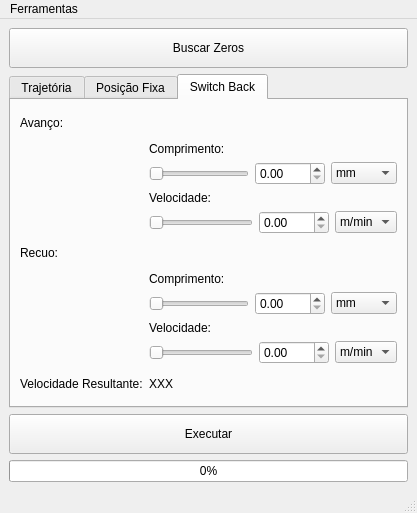
Qt form Source/ui/mainwindow.ui (rafaelppires/weldway) before a commit.
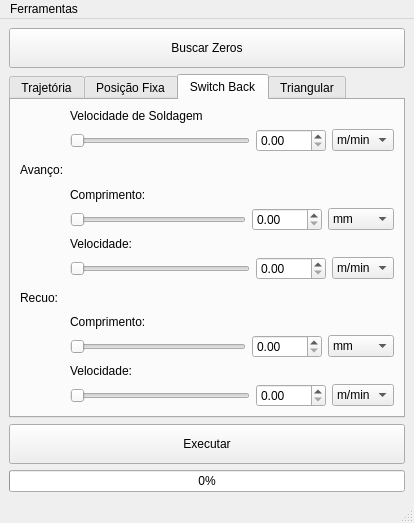
The same form after that commit. The open tabs and pages were chosen to show the change.

Patch:
```diff
--- a/Source/ui/mainwindow.ui
+++ b/Source/ui/mainwindow.ui
@@ -6,8 +6,8 @@
    <rect>
     <x>0</x>
     <y>0</y>
-    <width>417</width>
-    <height>513</height>
+    <width>414</width>
+    <height>523</height>
    </rect>
   </property>
   <property name="windowTitle">
@@ -390,10 +390,10 @@
          <attribute name="title">
           <string>Switch Back</string>
          </attribute>
-         <layout class="QGridLayout" name="gridLayout_10">
+         <layout class="QGridLayout" name="gridLayout_11">
           <item row="0" column="0">
            <layout class="QGridLayout" name="gridLayout_9">
-            <item row="1" column="1">
+            <item row="2" column="1">
              <layout class="QGridLayout" name="gridLayout_5">
               <item row="1" column="0">
                <widget class="QSlider" name="fwLengthSlider">
@@ -459,14 +459,14 @@
               </item>
              </layout>
             </item>
-            <item row="3" column="0">
+            <item row="4" column="0">
              <widget class="QLabel" name="label_6">
               <property name="text">
                <string>Recuo:</string>
               </property>
              </widget>
             </item>
-            <item row="2" column="1">
+            <item row="3" column="1">
              <layout class="QGridLayout" name="gridLayout_8">
               <item row="1" column="1">
                <widget class="QDoubleSpinBox" name="fwSpeedSpinBox">
@@ -521,14 +521,14 @@
               </item>
              </layout>
             </item>
-            <item row="0" column="0">
+            <item row="1" column="0">
              <widget class="QLabel" name="label_5">
               <property name="text">
                <string>Avanço:</string>
               </property>
              </widget>
             </item>
-            <item row="4" column="1">
+            <item row="5" column="1">
              <layout class="QGridLayout" name="gridLayout_7">
               <item row="1" column="0">
                <widget class="QSlider" name="bwLengthSlider">
@@ -594,7 +594,7 @@
               </item>
              </layout>
             </item>
-            <item row="5" column="1">
+            <item row="6" column="1">
              <layout class="QGridLayout" name="gridLayout_4">
               <item row="1" column="0">
                <widget class="QSlider" name="bwSpeedSlider">
@@ -649,24 +649,70 @@
               </item>
              </layout>
             </item>
-            <item row="6" column="0">
-             <widget class="QLabel" name="label_12">
-              <property name="text">
-               <string>Velocidade Resultante:</string>
-              </property>
-             </widget>
-            </item>
-            <item row="6" column="1">
-             <widget class="QLabel" name="Vr_label">
-              <property name="text">
-               <string>XXX</string>
-              </property>
-             </widget>
+            <item row="0" column="1">
+             <layout class="QGridLayout" name="gridLayout_10">
+              <item row="1" column="0">
+               <widget class="QSlider" name="sbWeldSpeedSlider">
+                <property name="maximum">
+                 <number>300</number>
+                </property>
+                <property name="orientation">
+                 <enum>Qt::Horizontal</enum>
+                </property>
+               </widget>
+              </item>
+              <item row="1" column="2">
+               <widget class="QComboBox" name="sbWeldSpeedUnitComboBox">
+                <item>
+                 <property name="text">
+                  <string>m/min</string>
+                 </property>
+                </item>
+                <item>
+                 <property name="text">
+                  <string>mm/s</string>
+                 </property>
+                </item>
+                <item>
+                 <property name="text">
+                  <string>rpm</string>
+                 </property>
+                </item>
+                <item>
+                 <property name="text">
+                  <string>rps</string>
+                 </property>
+                </item>
+               </widget>
+              </item>
+              <item row="1" column="1">
+               <widget class="QDoubleSpinBox" name="sbWeldSpeedSpinBox">
+                <property name="minimumSize">
+                 <size>
+                  <width>70</width>
+                  <height>0</height>
+                 </size>
+                </property>
+               </widget>
+              </item>
+              <item row="0" column="0">
+               <widget class="QLabel" name="label_13">
+                <property name="text">
+                 <string>Velocidade de Soldagem</string>
+                </property>
+               </widget>
+              </item>
+             </layout>
             </item>
            </layout>
           </item>
          </layout>
         </widget>
+        <widget class="QWidget" name="tab_4">
+         <attribute name="title">
+          <string>Triangular</string>
+         </attribute>
+        </widget>
        </widget>
       </item>
       <item>
@@ -698,7 +744,7 @@
     <rect>
      <x>0</x>
      <y>0</y>
-     <width>417</width>
+     <width>414</width>
      <height>21</height>
     </rect>
    </property>
```
Left out of the diff: 2 changed lines with no effect on the pictures.
